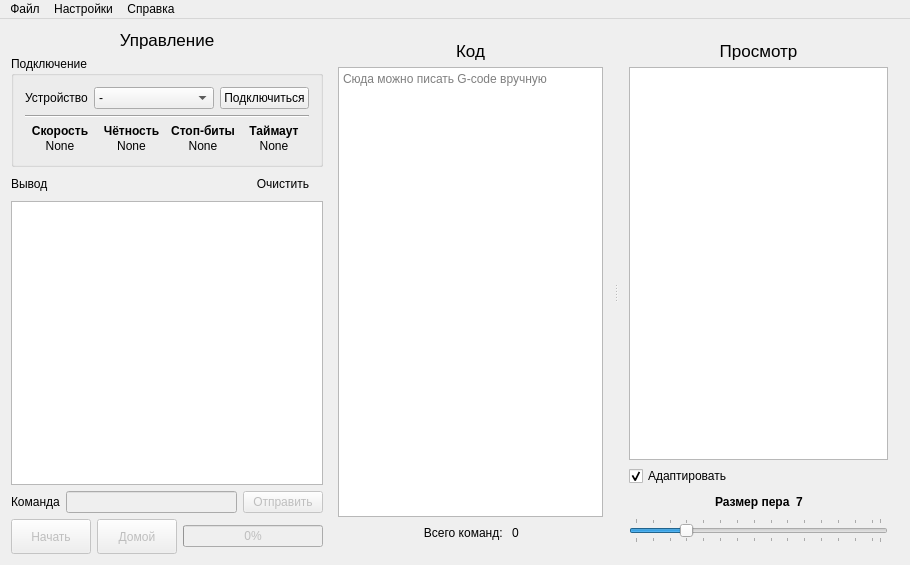
This is ui/mainwindow.ui in vladislick/CNCRun as Qt 5 draws it before an edit. The edited form follows.
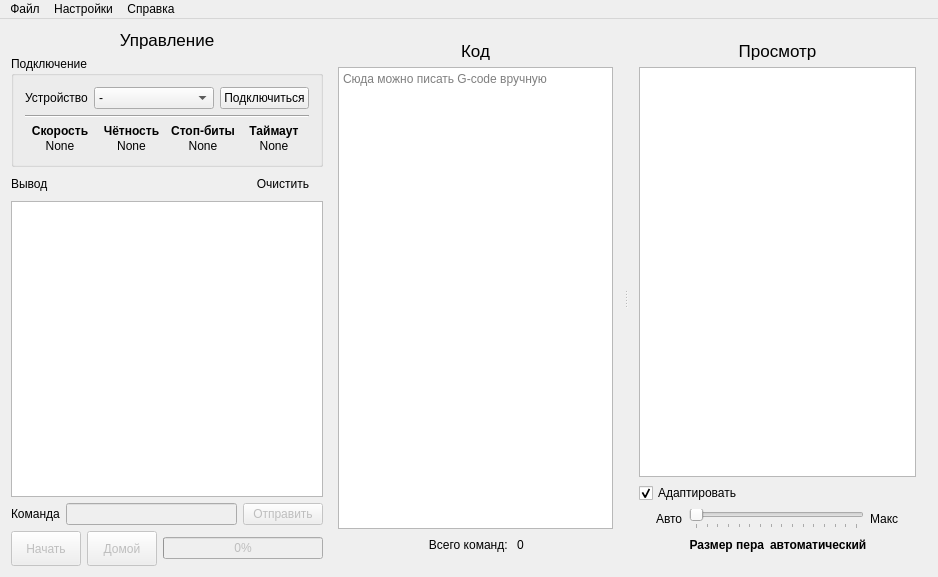
This is the edited form. Icons and pictures are not drawn.

Patch:
```diff
--- a/ui/mainwindow.ui
+++ b/ui/mainwindow.ui
@@ -6,8 +6,8 @@
    <rect>
     <x>0</x>
     <y>0</y>
-    <width>910</width>
-    <height>565</height>
+    <width>938</width>
+    <height>577</height>
    </rect>
   </property>
   <property name="minimumSize">
@@ -377,7 +377,7 @@
            <bool>false</bool>
           </property>
           <property name="sizePolicy">
-           <sizepolicy hsizetype="Minimum" vsizetype="Fixed">
+           <sizepolicy hsizetype="Fixed" vsizetype="Fixed">
             <horstretch>0</horstretch>
             <verstretch>0</verstretch>
            </sizepolicy>
@@ -388,6 +388,12 @@
             <height>35</height>
            </size>
           </property>
+          <property name="maximumSize">
+           <size>
+            <width>70</width>
+            <height>16777215</height>
+           </size>
+          </property>
           <property name="text">
            <string>Начать</string>
           </property>
@@ -405,7 +411,7 @@
            <bool>false</bool>
           </property>
           <property name="sizePolicy">
-           <sizepolicy hsizetype="Minimum" vsizetype="Fixed">
+           <sizepolicy hsizetype="Fixed" vsizetype="Fixed">
             <horstretch>0</horstretch>
             <verstretch>0</verstretch>
            </sizepolicy>
@@ -416,6 +422,12 @@
             <height>35</height>
            </size>
           </property>
+          <property name="maximumSize">
+           <size>
+            <width>70</width>
+            <height>16777215</height>
+           </size>
+          </property>
           <property name="text">
            <string>Домой</string>
           </property>
@@ -596,20 +608,91 @@
          </widget>
         </item>
         <item>
-         <layout class="QHBoxLayout" name="horizontalLayout_8">
+         <layout class="QHBoxLayout" name="horizontalLayout_8"/>
+        </item>
+        <item>
+         <widget class="QCheckBox" name="checkBox">
+          <property name="text">
+           <string>Адаптировать</string>
+          </property>
+          <property name="checked">
+           <bool>true</bool>
+          </property>
+          <property name="tristate">
+           <bool>false</bool>
+          </property>
+         </widget>
+        </item>
+        <item>
+         <layout class="QHBoxLayout" name="horizontalLayout_9" stretch="1,0,10,0,1">
           <item>
-           <widget class="QCheckBox" name="checkBox">
+           <spacer name="horizontalSpacer_8">
+            <property name="orientation">
+             <enum>Qt::Horizontal</enum>
+            </property>
+            <property name="sizeHint" stdset="0">
+             <size>
+              <width>10</width>
+              <height>20</height>
+             </size>
+            </property>
+           </spacer>
+          </item>
+          <item>
+           <widget class="QLabel" name="label_7">
             <property name="text">
-             <string>Адаптировать</string>
+             <string>Авто</string>
             </property>
-            <property name="checked">
-             <bool>true</bool>
+           </widget>
+          </item>
+          <item>
+           <widget class="QSlider" name="penSize">
+            <property name="minimum">
+             <number>0</number>
             </property>
-            <property name="tristate">
+            <property name="maximum">
+             <number>30</number>
+            </property>
+            <property name="singleStep">
+             <number>2</number>
+            </property>
+            <property name="pageStep">
+             <number>5</number>
+            </property>
+            <property name="value">
+             <number>0</number>
+            </property>
+            <property name="orientation">
+             <enum>Qt::Horizontal</enum>
+            </property>
+            <property name="invertedControls">
              <bool>false</bool>
             </property>
+            <property name="tickPosition">
+             <enum>QSlider::TicksBelow</enum>
+            </property>
            </widget>
           </item>
+          <item>
+           <widget class="QLabel" name="label_11">
+            <property name="text">
+             <string>Макс</string>
+            </property>
+           </widget>
+          </item>
+          <item>
+           <spacer name="horizontalSpacer_9">
+            <property name="orientation">
+             <enum>Qt::Horizontal</enum>
+            </property>
+            <property name="sizeHint" stdset="0">
+             <size>
+              <width>10</width>
+              <height>20</height>
+             </size>
+            </property>
+           </spacer>
+          </item>
          </layout>
         </item>
         <item>
@@ -640,7 +723,7 @@
              <string>Размер пера</string>
             </property>
             <property name="alignment">
-             <set>Qt::AlignLeading|Qt::AlignLeft|Qt::AlignVCenter</set>
+             <set>Qt::AlignRight|Qt::AlignTrailing|Qt::AlignVCenter</set>
             </property>
            </widget>
           </item>
@@ -653,7 +736,7 @@
              </font>
             </property>
             <property name="text">
-             <string>7</string>
+             <string>автоматический</string>
             </property>
            </widget>
           </item>
@@ -672,34 +755,6 @@
           </item>
          </layout>
         </item>
-        <item>
-         <widget class="QSlider" name="penSize">
-          <property name="minimum">
-           <number>1</number>
-          </property>
-          <property name="maximum">
-           <number>30</number>
-          </property>
-          <property name="singleStep">
-           <number>2</number>
-          </property>
-          <property name="pageStep">
-           <number>5</number>
-          </property>
-          <property name="value">
-           <number>7</number>
-          </property>
-          <property name="orientation">
-           <enum>Qt::Horizontal</enum>
-          </property>
-          <property name="invertedControls">
-           <bool>false</bool>
-          </property>
-          <property name="tickPosition">
-           <enum>QSlider::TicksBothSides</enum>
-          </property>
-         </widget>
-        </item>
        </layout>
       </widget>
      </widget>
@@ -711,7 +766,7 @@
     <rect>
      <x>0</x>
      <y>0</y>
-     <width>910</width>
+     <width>938</width>
      <height>21</height>
     </rect>
    </property>
```
Left out of the diff: 3 changed lines with no effect on the pictures.
